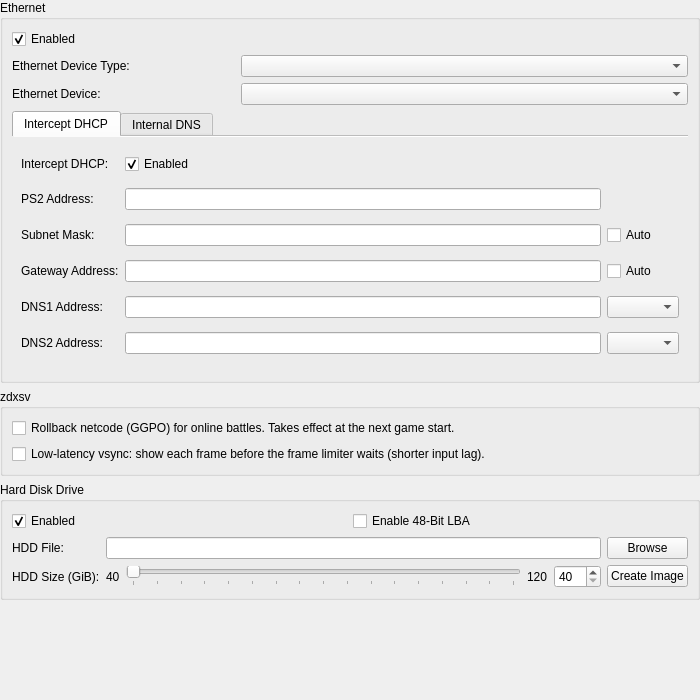
This is pcsx2-qt/Settings/DEV9SettingsWidget.ui in inada-s/pcsx2 as Qt 5 draws it before an edit. The edited form follows.
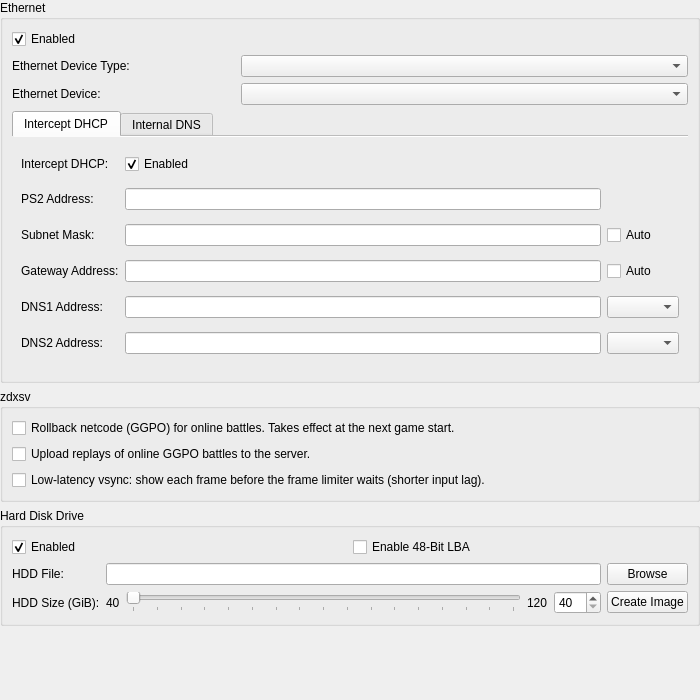
This is the edited form.

Commit message: zdxsv: upload lobby battle replays to the lobby's replay server (setting ZdxsvUploadReplay)

Patch:
```diff
--- a/pcsx2-qt/Settings/DEV9SettingsWidget.ui
+++ b/pcsx2-qt/Settings/DEV9SettingsWidget.ui
@@ -308,6 +308,13 @@
         </property>
        </widget>
       </item>
+      <item>
+       <widget class="QCheckBox" name="zdxsvUploadReplay">
+        <property name="text">
+         <string>Upload replays of online GGPO battles to the server.</string>
+        </property>
+       </widget>
+      </item>
       <item>
        <widget class="QCheckBox" name="zdxsvLowLatencyVsync">
         <property name="text">
```
The commit also changes 12 other files.
